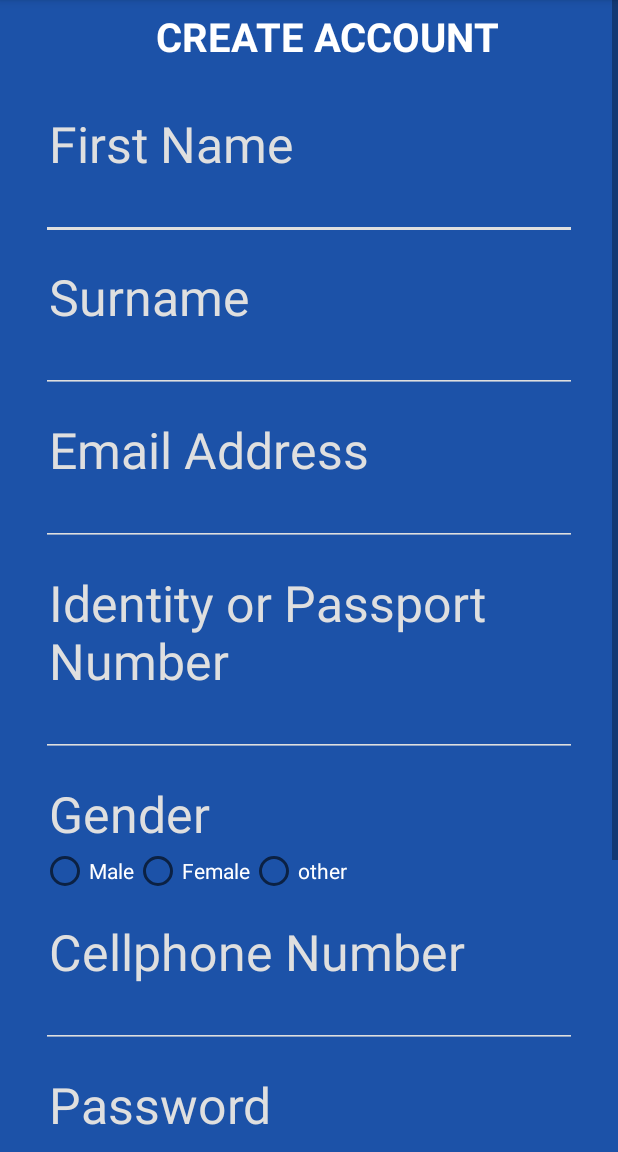
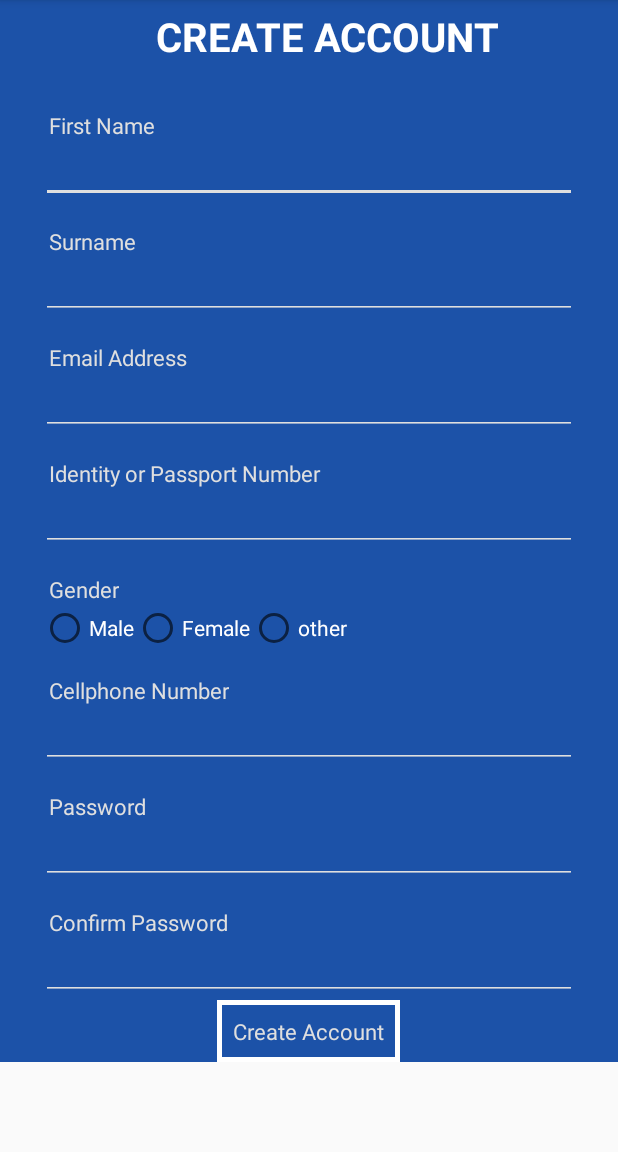
Before and after one commit to just-imagine/Doctor_Appointment_Booking, an Android app: the WelcomeActivity2 screen opened directly, with no data from a screen before it, on a phone screen of 412 x 824 dp, the part 84-1236 px from its top. Run offline under Robolectric (Android 15) with nearby library versions, the phone set to English and light mode, and no system bars.

Commit message:
Merge branch 'Development' of /files1a/1611821/AndroidStudioProjects/Doctor_Appointment_Booking with conflicts.

```diff
--- a/app/src/main/res/layout/activity_welcome2.xml
+++ b/app/src/main/res/layout/activity_welcome2.xml
@@ -46,14 +46,14 @@
                 android:layout_height="wrap_content"
                 android:textColor="#dfdfdf"
                 android:paddingLeft="5dp"
-                android:textSize="50px"
+                android:textSize="22px"
                 android:text="First Name"/>
             <EditText
                 android:id="@+id/fullnames"
                 android:layout_width="match_parent"
                 android:layout_height="42dp"
                 android:backgroundTint="#dfdfdf"
-                android:textSize="45px"
+                android:textSize="30px"
                 android:maxLines="1"
                 android:singleLine="true"/>
         </LinearLayout>
@@ -70,14 +70,14 @@
                 android:layout_height="wrap_content"
                 android:textColor="#dfdfdf"
                 android:paddingLeft="5dp"
-                android:textSize="50px"
+                android:textSize="22px"
                 android:text="Surname"/>
             <EditText
                 android:id="@+id/Surname"
                 android:layout_width="match_parent"
                 android:layout_height="42dp"
                 android:backgroundTint="#dfdfdf"
-                android:textSize="45px"
+                android:textSize="30px"
                 android:maxLines="1"
                 android:singleLine="true"/>
         </LinearLayout>
@@ -95,14 +95,14 @@
                 android:layout_height="wrap_content"
                 android:textColor="#dfdfdf"
                 android:paddingLeft="5dp"
-                android:textSize="50px"
+                android:textSize="22px"
                 android:text="Email Address"/>
             <EditText
                 android:id="@+id/email"
                 android:layout_width="match_parent"
                 android:layout_height="42dp"
                 android:backgroundTint="#dfdfdf"
-                android:textSize="45px"
+                android:textSize="25px"
                 android:maxLines="1"
                 android:singleLine="true"/>
         </LinearLayout>
@@ -120,15 +120,14 @@
                 android:layout_height="wrap_content"
                 android:textColor="#dfdfdf"
                 android:paddingLeft="5dp"
-                android:textSize="50px"
+                android:textSize="22px"
                 android:text="Identity or Passport Number"/>
             <EditText
-                android:inputType="numberDecimal"
                 android:id="@+id/identity_no"
                 android:layout_width="match_parent"
                 android:layout_height="42dp"
                 android:backgroundTint="#dfdfdf"
-                android:textSize="45px"
+                android:textSize="25px"
                 android:maxLines="1"
                 android:singleLine="true"/>
         </LinearLayout>
@@ -146,7 +145,7 @@
                 android:layout_height="wrap_content"
                 android:textColor="#dfdfdf"
                 android:paddingLeft="5dp"
-                android:textSize="50px"
+                android:textSize="22px"
                 android:text="Gender"/>
             <RadioGroup
                 android:id="@+id/sex"
@@ -188,15 +187,14 @@
                 android:layout_height="wrap_content"
                 android:textColor="#dfdfdf"
                 android:paddingLeft="5dp"
-                android:textSize="50px"
+                android:textSize="22px"
                 android:text="Cellphone Number"/>
             <EditText
-                android:inputType="numberDecimal"
                 android:id="@+id/mobile"
                 android:layout_width="match_parent"
                 android:layout_height="42dp"
                 android:backgroundTint="#dfdfdf"
-                android:textSize="45px"
+                android:textSize="25px"
                 android:maxLines="1"
                 android:singleLine="true"/>
         </LinearLayout>
@@ -214,14 +212,14 @@
                 android:layout_height="wrap_content"
                 android:textColor="#dfdfdf"
                 android:paddingLeft="5dp"
-                android:textSize="50px"
+                android:textSize="22px"
                 android:text="Password"/>
             <EditText
                 android:id="@+id/password"
                 android:layout_width="match_parent"
                 android:layout_height="42dp"
                 android:backgroundTint="#dfdfdf"
-                android:textSize="45px"
+                android:textSize="25px"
                 android:maxLines="1"
                 android:singleLine="true"
                 android:inputType="textPassword"/>
@@ -240,14 +238,14 @@
                 android:layout_height="wrap_content"
                 android:textColor="#dfdfdf"
                 android:paddingLeft="5dp"
-                android:textSize="50px"
+                android:textSize="22px"
                 android:text="Confirm Password"/>
             <EditText
                 android:id="@+id/confirmation"
                 android:layout_width="match_parent"
                 android:layout_height="42dp"
                 android:backgroundTint="#dfdfdf"
-                android:textSize="45px"
+                android:textSize="25px"
                 android:maxLines="1"
                 android:singleLine="true"
                 android:inputType="textPassword"/>
@@ -269,14 +267,10 @@
                 android:layout_height="wrap_content"
                 android:textColor="#dfdfdf"
                 android:padding="5dp"
-                android:textSize="50px"
+                android:textSize="22px"
                 android:text="Create Account"
                 android:clickable="true"/>
         </LinearLayout>
 
-        <LinearLayout
-            android:layout_width="match_parent"
-            android:layout_height="60dp"></LinearLayout>
-
     </LinearLayout>
 </ScrollView>
```
